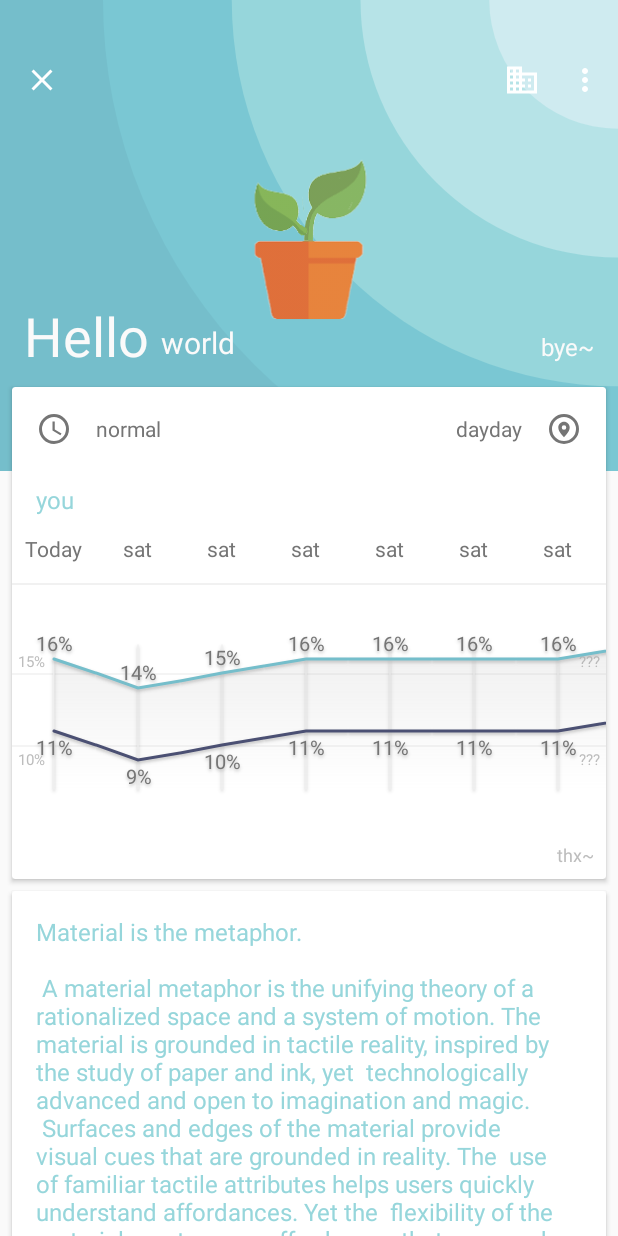
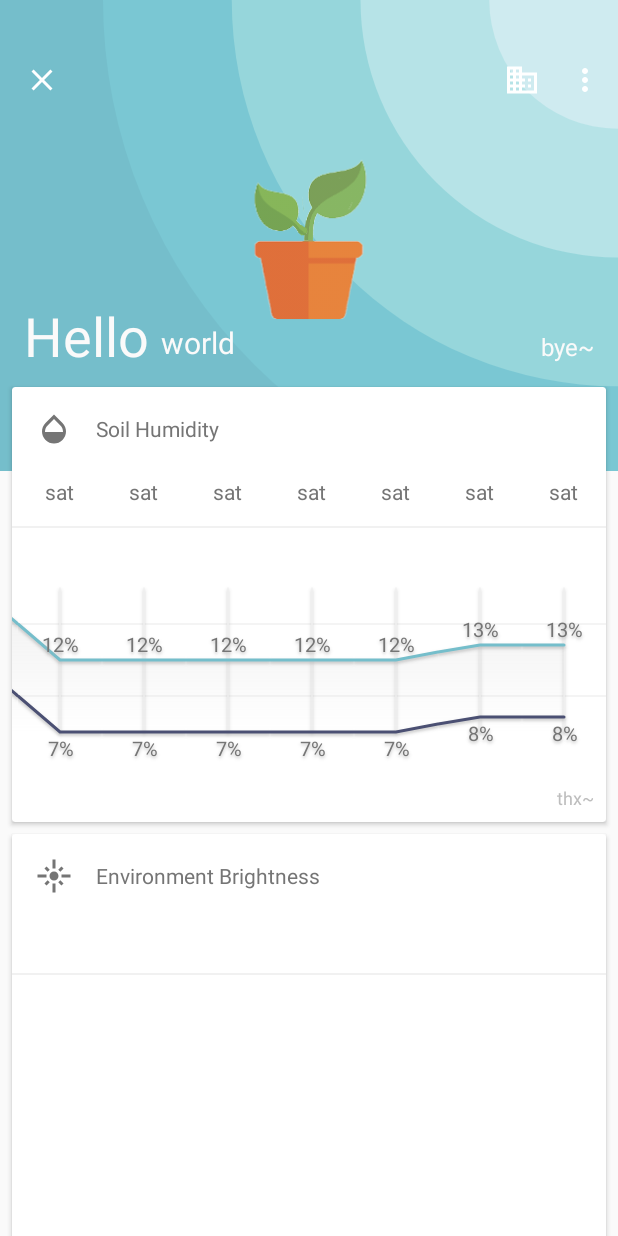
Before and after one commit to Shouduo/PlanT, an Android app: the screen it shows after launch (MainActivity), on a phone screen of 412 x 824 dp. Run offline under Robolectric (Android 15) with nearby library versions, the phone set to English and light mode, and no system bars; libraries missing offline, so code that uses them is left out: org.litepal.crud; plain views replace IndexListView; pictures from the network do not load; 1 statement that could not run was skipped.

Commit message:
Add database, try to fix TrendView.

```diff
--- a/app/src/main/java/com/shouduo/plant/model/Hourly.java
+++ b/app/src/main/java/com/shouduo/plant/model/Hourly.java
@@ -1,16 +1,20 @@
 package com.shouduo.plant.model;
+
+import org.litepal.crud.DataSupport;
 
 /**
  * Created by 刘亨俊 on 17.2.2.
  */
 
-public class Hourly {
+public class Hourly extends DataSupport{
     // data
     public String time;
 //    public boolean dayTime;
 //    public String weather;
 //    public String weatherKind;
+    public int hum;
     public int temp;
+    public int bright;
     public int precipitation;
 
     public Hourly() {
--- a/app/src/main/java/com/shouduo/plant/model/Weather.java
+++ b/app/src/main/java/com/shouduo/plant/model/Weather.java
@@ -5,6 +5,8 @@ import android.util.Log;
 import com.google.gson.Gson;
 import com.google.gson.reflect.TypeToken;
 import com.shouduo.plant.utils.HttpUtils;
+
+import org.litepal.crud.DataSupport;
 
 import java.io.IOException;
 import java.util.ArrayList;
@@ -65,20 +67,38 @@ public class Weather {
         return this;
     }
 
-    public Weather getWeather() {
-        HttpUtils.sendOkHttpRequest("http://10.0.2.2/hourly.json", new okhttp3.Callback() {
+    public void getWeather() {
+        HttpUtils.sendOkHttpRequest("http://192.168.1.3/hourly.json", new okhttp3.Callback() {
             @Override
             public void onFailure(Call call, IOException e) {
                 Log.d("Weather", "getWeather: fail");
             }
+
             @Override
             public void onResponse(Call call, Response response) throws IOException {
                 String responseData = response.body().string();
-                Log.d("Weather", responseData);
-                parseJSONWithGSON(responseData);
+//                Log.d("Weather", responseData);
+                hourlyList = new Gson().fromJson(responseData, new TypeToken<List<Hourly>>() {
+                }.getType());
+                for (Hourly hourly : hourlyList) {
+                    hourly.save();
+                }
             }
         });
 
+
+//        return this;
+    }
+
+//    public List parseJSONWithGSON(String jsonData) {
+//        Gson gson = new Gson();
+//        ArrayList list = gson.fromJson(jsonData, new TypeToken<List<Hourly>>() {
+//        }.getType());
+//        return list;
+//    }
+
+    public Weather getWeatherFromDatabase() {
+        hourlyList = DataSupport.findAll(Hourly.class);
         Random random = new Random();
         for (int i = 0; i < 15; i++) {
             int distance = random.nextInt(6) - 3;
@@ -87,18 +107,7 @@ public class Weather {
             daily.setWeek("sat");
             dailyList.add(daily);
         }
-
         return this;
-    }
-
-    public void parseJSONWithGSON(String jsonData){
-        Gson gson = new Gson();
-        hourlyList = gson.fromJson(jsonData, new TypeToken<List<Hourly>>(){}.getType());
-//        for (Hourly hourly : hourlyList) {
-//            Log.d("Weather", hourly.getTime() + "");
-//            Log.d("Weather", hourly.getTemp() + "");
-//            Log.d("Weather", hourly.getPrecipitation() + "");
-//        }
     }
 
 //    public static Weather buildWeatherPrimaryData(WeatherEntity entity) {
--- a/app/src/main/java/com/shouduo/plant/view/activity/MainActivity.java
+++ b/app/src/main/java/com/shouduo/plant/view/activity/MainActivity.java
@@ -13,8 +13,6 @@ import android.support.v4.widget.SwipeRefreshLayout;
 import android.support.v7.widget.Toolbar;
 import android.view.MenuItem;
 import android.view.View;
-import android.widget.FrameLayout;
-import android.widget.ImageView;
 import android.widget.LinearLayout;
 import android.widget.RelativeLayout;
 import android.widget.TextView;
@@ -54,14 +52,14 @@ public class MainActivity extends BaseActivity
 
     private TextView[] titleTexts;
 
-    private TextView refreshTime;
-    private FrameLayout locationIconBtn;
-    private ImageView locationIcon;
-    private TextView locationText;
+//    private TextView refreshTime;
+//    private FrameLayout locationIconBtn;
+//    private ImageView locationIcon;
+//    private TextView locationText;
 
-    private TextView overviewTitle;
+//    private TextView overviewTitle;
     private TrendView trendView;
-    private TextView lifeInfoTitle;
+//    private TextView lifeInfoTitle;
 //    private IndexListView indexListView;
 
     //data
@@ -189,21 +187,21 @@ public class MainActivity extends BaseActivity
 
 
     private void initWeatherCard() {
-        this.refreshTime = (TextView) findViewById(R.id.container_weather_time_text_live);
+//        this.refreshTime = (TextView) findViewById(R.id.container_weather_time_text_live);
 
-        findViewById(R.id.container_weather_locationContainer).setOnClickListener(this);
+//        findViewById(R.id.container_weather_locationContainer).setOnClickListener(this);
 
-        this.locationIconBtn = (FrameLayout) findViewById(R.id.container_weather_location_iconButton);
-        locationIconBtn.setOnClickListener(this);
-        this.locationIcon = (ImageView) findViewById(R.id.container_weather_location_icon);
-        this.locationText = (TextView) findViewById(R.id.container_weather_location_text_live);
+//        this.locationIconBtn = (FrameLayout) findViewById(R.id.container_weather_location_iconButton);
+//        locationIconBtn.setOnClickListener(this);
+//        this.locationIcon = (ImageView) findViewById(R.id.container_weather_location_icon);
+//        this.locationText = (TextView) findViewById(R.id.container_weather_location_text_live);
 
-        this.overviewTitle = (TextView) findViewById(R.id.container_weather_overviewTitle);
+//        this.overviewTitle = (TextView) findViewById(R.id.container_weather_overviewTitle);
 
-        this.trendView = (TrendView) findViewById(R.id.container_weather_trendView);
+        this.trendView = (TrendView) findViewById(R.id.container_humidity_trendView);
         ((TrendRecyclerView) findViewById(R.id.container_trend_view_recyclerView)).setSwitchLayout(swipeSwitchLayout);
 
-        this.lifeInfoTitle = (TextView) findViewById(R.id.container_weather_lifeInfoTitle);
+//        this.lifeInfoTitle = (TextView) findViewById(R.id.container_weather_lifeInfoTitle);
     }
 
     // reset.
@@ -262,8 +260,8 @@ public class MainActivity extends BaseActivity
         titleTexts[1].setText("world");
         titleTexts[2].setText("bye~");
 
-        refreshTime.setText("normal");
-        locationText.setText("dayday");
+//        refreshTime.setText("normal");
+//        locationText.setText("dayday");
 
 /*        if (weather.alertList.size() == 0) {
             locationIconBtn.setEnabled(false);
@@ -274,19 +272,22 @@ public class MainActivity extends BaseActivity
         }*/
 
         if (TimeUtils.getInstance(this).isDayTime()) {
-            overviewTitle.setTextColor(ContextCompat.getColor(this, R.color.lightPrimary_3));
-            lifeInfoTitle.setTextColor(ContextCompat.getColor(this, R.color.lightPrimary_3));
+//            overviewTitle.setTextColor(ContextCompat.getColor(this, R.color.lightPrimary_3));
+//            lifeInfoTitle.setTextColor(ContextCompat.getColor(this, R.color.lightPrimary_3));
             swipeRefreshLayout.setColorSchemeColors(ContextCompat.getColor(this, R.color.lightPrimary_3));
         } else {
-            overviewTitle.setTextColor(ContextCompat.getColor(this, R.color.darkPrimary_1));
-            lifeInfoTitle.setTextColor(ContextCompat.getColor(this, R.color.darkPrimary_1));
+//            overviewTitle.setTextColor(ContextCompat.getColor(this, R.color.darkPrimary_1));
+//            lifeInfoTitle.setTextColor(ContextCompat.getColor(this, R.color.darkPrimary_1));
             swipeRefreshLayout.setColorSchemeColors(ContextCompat.getColor(this, R.color.darkPrimary_1));
         }
 
-        Weather weather = new Weather().getWeather();
+
+        Weather weather = new Weather();
+        weather.getWeather();
+
         History history = new History().mockHistory();
 
-        trendView.setData(weather, history);
+        trendView.setData(weather.getWeatherFromDatabase(), history);
 //        trendView.setData(locationNow.weather, locationNow.history);
         trendView.setState(TrendItemView.DATA_TYPE_DAILY, false);
 //        indexListView.setData(locationNow.weather);
@@ -320,16 +321,16 @@ public class MainActivity extends BaseActivity
 
             case R.id.container_weather_touchLayout:
             case R.id.activity_main_toolbar:
-                skyView.onClickSky();
+
                 break;
 
-            case R.id.container_weather_location_iconButton:
-//                IntentHelper.startAlertActivity(this, locationNow.weather);
-                break;
+//            case R.id.container_weather_location_iconButton:
+//               IntentHelper.startAlertActivity(this, locationNow.weather);
+//                break;
 
-            case R.id.container_weather_locationContainer:
+//            case R.id.container_weather_locationContainer:
 //                IntentHelper.startManageActivityForResult(this);
-                break;
+//                break;
         }
     }
 
@@ -338,6 +339,12 @@ public class MainActivity extends BaseActivity
         switch (menuItem.getItemId()) {
             case R.id.action_manage:
 //                IntentHelper.startManageActivityForResult(this);
+                Weather weather = new Weather();
+                weather.getWeather();
+                History history = new History().mockHistory();
+                trendView.setData(weather.getWeatherFromDatabase(), history);
+//        trendView.setData(locationNow.weather, locationNow.history);
+                trendView.setState(TrendItemView.DATA_TYPE_DAILY, false);
                 break;
 
             case R.id.action_settings:
--- a/app/src/main/java/com/shouduo/plant/view/widget/trend/TrendRecyclerView.java
+++ b/app/src/main/java/com/shouduo/plant/view/widget/trend/TrendRecyclerView.java
@@ -26,7 +26,9 @@ public class TrendRecyclerView extends RecyclerView {
 
     // data
     private History history;
+    private int highest, lowest;
     private int[] tempYs;
+//    private int TEMPY_OFFSET = 2;
     private boolean canScroll = false;
 
     private float MARGIN_BOTTOM;
@@ -100,7 +102,7 @@ public class TrendRecyclerView extends RecyclerView {
         paint.setStyle(Paint.Style.STROKE);
         paint.setStrokeWidth(CHART_LINE_SIZE);
         paint.setColor(ContextCompat.getColor(getContext(), R.color.colorLine));
-        canvas.drawLine(
+        canvas.drawLine(        //绘制标度横线
                 0, tempYs[0],
                 getMeasuredWidth(), tempYs[0],
                 paint);
@@ -110,32 +112,32 @@ public class TrendRecyclerView extends RecyclerView {
                 paint);
 
 
-        paint.setStyle(Paint.Style.FILL);
-        paint.setTextSize(TEXT_SIZE);
-        paint.setTextAlign(Paint.Align.LEFT);
-        paint.setColor(ContextCompat.getColor(getContext(), R.color.colorTextGrey2nd));
-        canvas.drawText(
-                history.maxiTemp + "%",
-                2 * MARGIN_TEXT,
-                tempYs[0] - paint.getFontMetrics().bottom - MARGIN_TEXT,
-                paint);
-        canvas.drawText(
-                history.miniTemp + "%",
-                2 * MARGIN_TEXT,
-                tempYs[1] - paint.getFontMetrics().top + MARGIN_TEXT,
-                paint);
+//        paint.setStyle(Paint.Style.FILL);
+//        paint.setTextSize(TEXT_SIZE);
+//        paint.setTextAlign(Paint.Align.LEFT);       //标度于图标左侧
+//        paint.setColor(ContextCompat.getColor(getContext(), R.color.colorTextGrey2nd));
+//        canvas.drawText(        //绘制标度数据
+//                (highest - (highest - lowest) / 4) + "%",
+//                2 * MARGIN_TEXT,
+//                tempYs[0] - paint.getFontMetrics().bottom - MARGIN_TEXT,
+//                paint);
+//        canvas.drawText(
+//                (lowest + (highest -lowest) / 4) + "%",
+//                2 * MARGIN_TEXT,
+//                tempYs[1] - paint.getFontMetrics().top + MARGIN_TEXT,
+//                paint);
 
-        paint.setTextAlign(Paint.Align.RIGHT);
-        canvas.drawText(
-                "???",
-                getMeasuredWidth() - 2 * MARGIN_TEXT,
-                tempYs[0] - paint.getFontMetrics().bottom - MARGIN_TEXT,
-                paint);
-        canvas.drawText(
-                "???",
-                getMeasuredWidth() - 2 * MARGIN_TEXT,
-                tempYs[1] - paint.getFontMetrics().top + MARGIN_TEXT,
-                paint);
+//        paint.setTextAlign(Paint.Align.RIGHT);
+//        canvas.drawText(
+//                "???",
+//                getMeasuredWidth() - 2 * MARGIN_TEXT,
+//                tempYs[0] - paint.getFontMetrics().bottom - MARGIN_TEXT,
+//                paint);
+//        canvas.drawText(
+//                "???",
+//                getMeasuredWidth() - 2 * MARGIN_TEXT,
+//                tempYs[1] - paint.getFontMetrics().top + MARGIN_TEXT,
+//                paint);
     }
 
     public void setSwitchLayout(SwipeSwitchLayout v) {
@@ -162,8 +164,10 @@ public class TrendRecyclerView extends RecyclerView {
             tempYs = null;
             return;
         }
-        int highest = history.maxiTemp;
-        int lowest = history.miniTemp;
+//        int highest = history.maxiTemp;
+//        int lowest = history.miniTemp;
+        highest = -100;
+        lowest = 100;
         switch (state) {
             case TrendItemView.DATA_TYPE_DAILY:
 //                if (GeometricWeather.getInstance().isFahrenheit()) {
@@ -212,9 +216,9 @@ public class TrendRecyclerView extends RecyclerView {
 
         tempYs = new int[] {
                 (int) (TrendItemView.calcHeaderHeight(getContext()) + TrendItemView.calcDrawSpecHeight(getContext()) - MARGIN_BOTTOM
-                        - TrendItemView.calcDrawSpecUsableHeight(getContext()) * (history.maxiTemp - lowest) / (highest - lowest)),
+                        - TrendItemView.calcDrawSpecUsableHeight(getContext()) * 3 / 4),
                 (int) (TrendItemView.calcHeaderHeight(getContext()) + TrendItemView.calcDrawSpecHeight(getContext()) - MARGIN_BOTTOM
-                        - TrendItemView.calcDrawSpecUsableHeight(getContext()) * (history.miniTemp - lowest) / (highest - lowest))
+                        - TrendItemView.calcDrawSpecUsableHeight(getContext()) * 1 / 4)
         };
     }
 }
--- a/app/src/main/java/com/shouduo/plant/view/widget/trend/TrendView.java
+++ b/app/src/main/java/com/shouduo/plant/view/widget/trend/TrendView.java
@@ -112,6 +112,7 @@ public class TrendView extends FrameLayout
             this.weather = weather;
             this.history = history;
         }
+        recyclerView.scrollToPosition(weather.dailyList.size() - 1);
     }
 
     public void setState(int stateTo, boolean animate) {
--- /dev/null
+++ b/app/src/main/res/drawable/ic_brightness.xml
@@ -0,0 +1,17 @@
+<?xml version="1.0" encoding="utf-8"?>
+<vector xmlns:android="http://schemas.android.com/apk/res/android"
+        android:width="24dp"
+        android:height="24dp"
+        android:viewportWidth="24"
+        android:viewportHeight="24">
+
+    <path
+        android:pathData="M0 0h24v24H0z" />
+    <path
+        android:fillColor="#757575"
+        android:pathData="M7 11H1v2h6v-2zm2.17-3.24L7.05 5.64 5.64 7.05l2.12 2.12 1.41-1.41zM13
+1h-2v6h2V1zm5.36 6.05l-1.41-1.41-2.12 2.12 1.41 1.41 2.12-2.12zM17
+11v2h6v-2h-6zm-5-2c-1.66 0-3 1.34-3 3s1.34 3 3 3 3-1.34 3-3-1.34-3-3-3zm2.83
+7.24l2.12 2.12 1.41-1.41-2.12-2.12-1.41 1.41zm-9.19 .71 l1.41 1.41
+2.12-2.12-1.41-1.41-2.12 2.12zM11 23h2v-6h-2v6z" />
+</vector>
--- /dev/null
+++ b/app/src/main/res/drawable/ic_humidity.xml
@@ -0,0 +1,15 @@
+<?xml version="1.0" encoding="utf-8"?>
+<vector xmlns:android="http://schemas.android.com/apk/res/android"
+        android:width="24dp"
+        android:height="24dp"
+        android:viewportWidth="24"
+        android:viewportHeight="24">
+
+    <path
+        android:pathData="M24 0H0v24h24V0zm0 0H0v24h24V0zM0 24h24V0H0v24z" />
+    <path
+        android:fillColor="#757575"
+        android:pathData="M17.66 8L12 2.35 6.34 8C4.78 9.56 4 11.64 4 13.64s.78 4.11 2.34 5.67 3.61 2.35
+5.66 2.35 4.1-.79 5.66-2.35S20 15.64 20 13.64 19.22 9.56 17.66 8zM6 14c.01-2
+.62-3.27 1.76-4.4L12 5.27l4.24 4.38C17.38 10.77 17.99 12 18 14H6z" />
+</vector>
--- /dev/null
+++ b/app/src/main/res/drawable/ic_temperature.xml
@@ -0,0 +1,17 @@
+<?xml version="1.0" encoding="utf-8"?>
+<vector xmlns:android="http://schemas.android.com/apk/res/android"
+        android:width="24dp"
+        android:height="24dp"
+        android:viewportWidth="24"
+        android:viewportHeight="24">
+
+    <path
+        android:fillColor="#757575"
+        android:pathData="M23 8c0 1.1-.9 2-2 2-.18 0-.35-.02-.51-.07l-3.56 3.55c.05 .16 .07 .34 .07 .52 0
+1.1-.9 2-2 2s-2-.9-2-2c0-.18 .02 -.36 .07 -.52l-2.55-2.55c-.16 .05 -.34 .07 -.52
+.07 s-.36-.02-.52-.07l-4.55 4.56c.05 .16 .07 .33 .07 .51 0 1.1-.9 2-2
+2s-2-.9-2-2 .9-2 2-2c.18 0 .35 .02 .51 .07 l4.56-4.55C8.02 9.36 8 9.18 8 9c0-1.1
+.9 -2 2-2s2 .9 2 2c0 .18-.02 .36 -.07 .52 l2.55 2.55c.16-.05 .34 -.07 .52
+-.07s.36 .02 .52 .07 l3.55-3.56C19.02 8.35 19 8.18 19 8c0-1.1 .9 -2 2-2s2 .9 2
+2z" />
+</vector>
--- a/app/src/main/res/layout/container_weather.xml
+++ b/app/src/main/res/layout/container_weather.xml
@@ -53,7 +53,6 @@
     </RelativeLayout>
 
     <android.support.v7.widget.CardView
-        android:id="@+id/container_weather_weatherCard"
         style="@style/material_card">
 
         <LinearLayout
@@ -61,67 +60,27 @@
             android:layout_width="match_parent"
             android:layout_height="wrap_content">
 
-            <RelativeLayout
-                android:id="@+id/container_weather_locationContainer"
+            <LinearLayout
+                android:orientation="horizontal"
                 android:layout_width="match_parent"
                 android:layout_height="wrap_content"
                 android:background="?attr/selectableItemBackground">
 
                 <ImageView
-                    android:id="@+id/container_weather_time_icon"
-                    android:src="@drawable/ic_time"
-                    android:layout_alignParentLeft="true"
-                    android:layout_centerVertical="true"
+                    android:src="@drawable/ic_humidity"
                     style="@style/material_icon"
                     tools:ignore="ContentDescription,RtlHardcoded" />
 
                 <TextView
-                    android:id="@+id/container_weather_time_text_live"
-                    android:layout_toRightOf="@id/container_weather_time_icon"
-                    android:layout_centerVertical="true"
                     style="@style/content_text"
-                    tools:text="09:00"
+                    android:text="Soil Humidity"
+                    android:layout_gravity="center_vertical"
                     tools:ignore="RelativeOverlap,RtlHardcoded,RtlSymmetry" />
 
-                <FrameLayout
-                    android:id="@+id/container_weather_location_iconButton"
-                    android:layout_width="wrap_content"
-                    android:layout_height="wrap_content"
-                    android:layout_centerVertical="true"
-                    android:layout_alignParentRight="true"
-                    android:foreground="?attr/selectableItemBackground"
-                    tools:ignore="RtlHardcoded">
-
-                    <ImageView
-                        android:id="@+id/container_weather_location_icon"
-                        android:src="@drawable/ic_location"
-                        style="@style/material_icon"
-                        tools:ignore="ContentDescription,RtlHardcoded" />
-
-                </FrameLayout>
-
-                <TextView
-                    android:id="@+id/container_weather_location_text_live"
-                    android:layout_toLeftOf="@id/container_weather_location_iconButton"
-                    android:layout_centerVertical="true"
-                    style="@style/content_text"
-                    tools:text="青岛"
-                    tools:ignore="RelativeOverlap,RtlHardcoded,RtlSymmetry" />
-
-            </RelativeLayout>
-
-            <TextView
-                android:id="@+id/container_weather_overviewTitle"
-                android:text="you"
-                android:layout_marginTop="@dimen/little_margin"
-                android:layout_marginLeft="@dimen/normal_margin"
-                android:layout_marginBottom="@dimen/little_margin"
-                android:textSize="@dimen/title_text_size"
-                style="@style/content_text"
-                tools:ignore="RtlHardcoded" />
+            </LinearLayout>
 
             <com.shouduo.plant.view.widget.trend.TrendView
-                android:id="@+id/container_weather_trendView"
+                android:id="@+id/container_humidity_trendView"
                 android:layout_width="match_parent"
                 android:layout_height="wrap_content" />
 
@@ -137,17 +96,65 @@
             android:layout_width="match_parent"
             android:layout_height="wrap_content">
 
-            <TextView
-                android:id="@+id/container_weather_lifeInfoTitle"
-                android:text="@string/large_text"
-                android:layout_margin="@dimen/normal_margin"
-                android:textSize="@dimen/title_text_size"
-                style="@style/content_text" />
+            <LinearLayout
+                android:orientation="horizontal"
+                android:layout_width="match_parent"
+                android:layout_height="wrap_content"
+                android:background="?attr/selectableItemBackground">
 
-            <!--<wangdaye.com.geometricweather.view.widget.weatherView.details.IndexListView
-                android:id="@+id/container_weather_lifeInfoView"
+                <ImageView
+                    android:src="@drawable/ic_brightness"
+                    style="@style/material_icon"
+                    tools:ignore="ContentDescription,RtlHardcoded" />
+
+                <TextView
+                    style="@style/content_text"
+                    android:text="Environment Brightness"
+                    android:layout_gravity="center_vertical"
+                    tools:ignore="RelativeOverlap,RtlHardcoded,RtlSymmetry" />
+
+            </LinearLayout>
+
+            <com.shouduo.plant.view.widget.trend.TrendView
+                android:id="@+id/container_brightness_trendView"
                 android:layout_width="match_parent"
-                android:layout_height="wrap_content" />-->
+                android:layout_height="wrap_content" />
+
+        </LinearLayout>
+
+    </android.support.v7.widget.CardView>
+
+    <android.support.v7.widget.CardView
+        style="@style/material_card">
+
+        <LinearLayout
+            android:orientation="vertical"
+            android:layout_width="match_parent"
+            android:layout_height="wrap_content">
+
+            <LinearLayout
+                android:orientation="horizontal"
+                android:layout_width="match_parent"
+                android:layout_height="wrap_content"
+                android:background="?attr/selectableItemBackground">
+
+                <ImageView
+                    android:src="@drawable/ic_temperature"
+                    style="@style/material_icon"
+                    tools:ignore="ContentDescription,RtlHardcoded" />
+
+                <TextView
+                    style="@style/content_text"
+                    android:text="Environment Temperature"
+                    android:layout_gravity="center_vertical"
+                    tools:ignore="RelativeOverlap,RtlHardcoded,RtlSymmetry" />
+
+            </LinearLayout>
+
+            <com.shouduo.plant.view.widget.trend.TrendView
+                android:id="@+id/container_temperature_trendView"
+                android:layout_width="match_parent"
+                android:layout_height="wrap_content" />
 
         </LinearLayout>
 
```
